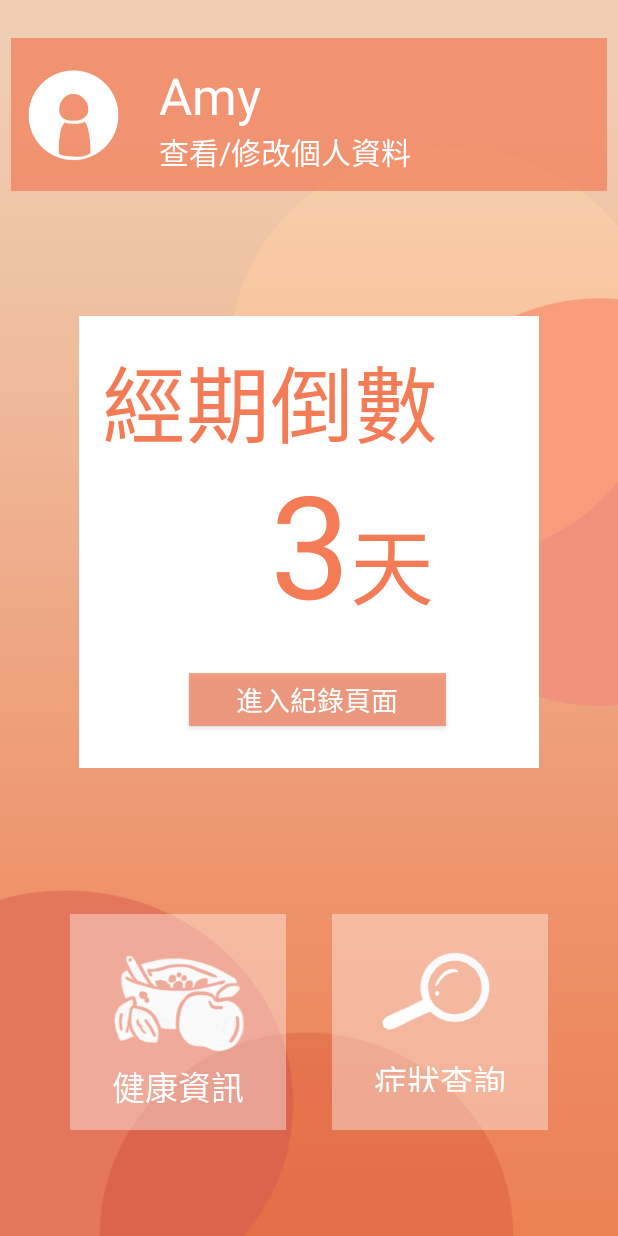
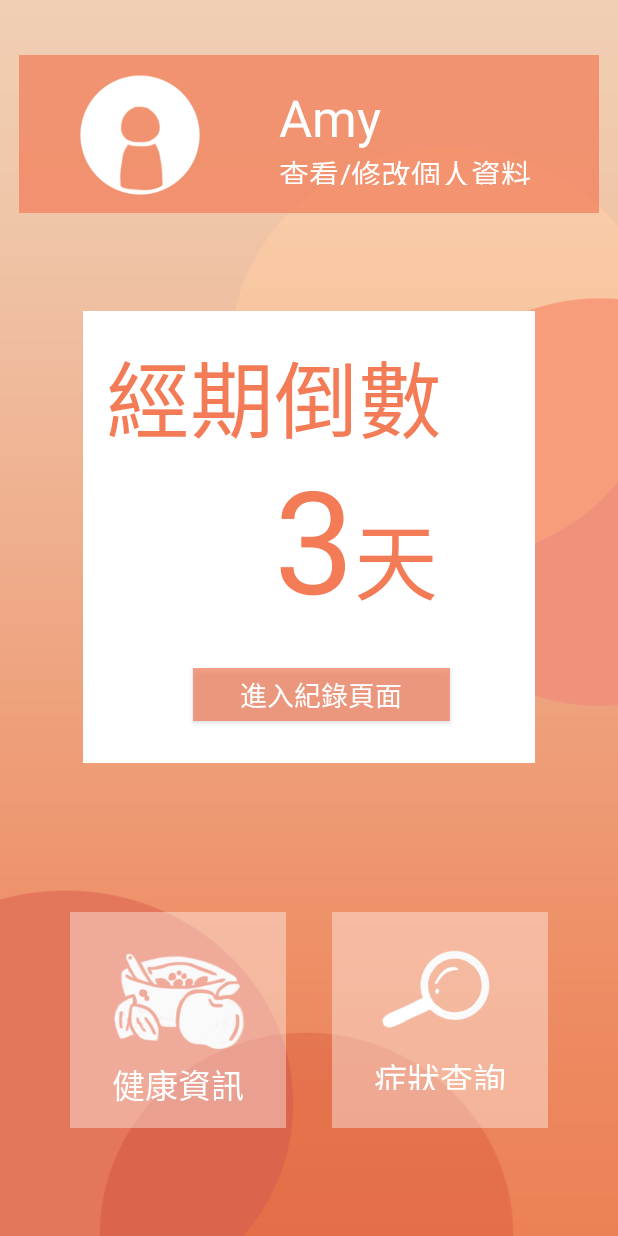
Before and after one commit to apple310565/Women-s-Health-APP, an Android app: the screen it shows after launch (home), on a phone screen of 412 x 824 dp. Run offline under Robolectric (Android 15) with nearby library versions, the phone set to English and light mode, and no system bars.

```diff
--- a/app/src/main/res/drawable/rr.xml
+++ b/app/src/main/res/drawable/rr.xml
@@ -2,7 +2,7 @@
 <selector xmlns:android="http://schemas.android.com/apk/res/android">
     <item android:bottom="1dp">
         <shape android:shape="rectangle"  >
-            <gradient android:startColor="#FF4D40" android:endColor="#FF4D40"  />
+            <gradient android:startColor="#1BFF3D00" android:endColor="#75FF3D00"  />
         </shape>
     </item>
 </selector>
--- a/app/src/main/res/layout/activity_home.xml
+++ b/app/src/main/res/layout/activity_home.xml
@@ -12,10 +12,17 @@
     <LinearLayout
         android:id="@+id/person"
         android:layout_width="0dp"
-        android:layout_height="102dp"
-        android:layout_marginBottom="20dp"
+        android:layout_height="105dp"
+
+        android:layout_marginStart="5dp"
+        android:layout_marginLeft="5dp"
+        android:layout_marginTop="10dp"
+        android:layout_marginEnd="5dp"
+        android:layout_marginRight="5dp"
         android:background="#B4F37C57"
+        android:gravity="center"
         android:orientation="horizontal"
+        android:padding="3dp"
         app:layout_constraintBottom_toTopOf="@+id/MM"
         app:layout_constraintEnd_toEndOf="parent"
         app:layout_constraintHorizontal_bias="0.466"
@@ -25,14 +32,16 @@
 
         <ImageView
             android:id="@+id/imageView"
-            android:layout_width="92dp"
+            android:layout_width="wrap_content"
             android:layout_height="match_parent"
+            android:layout_margin="5dp"
             android:layout_weight="1"
             app:srcCompat="@drawable/person_icon" />
 
         <LinearLayout
             android:layout_width="323dp"
             android:layout_height="match_parent"
+            android:layout_gravity="center"
             android:layout_weight="1"
             android:orientation="vertical"
             android:padding="15sp">
@@ -48,7 +57,7 @@
 
             <TextView
                 android:id="@+id/textView13"
-                android:layout_width="208dp"
+                android:layout_width="wrap_content"
                 android:layout_height="wrap_content"
                 android:text="查看/修改個人資料"
                 android:textAppearance="@style/TextAppearance.AppCompat.Display1"
@@ -59,7 +68,7 @@
 
     <LinearLayout
         android:id="@+id/MM"
-        android:layout_width="0dp"
+        android:layout_width="301dp"
         android:layout_height="301dp"
         android:layout_margin="45sp"
         android:layout_marginStart="15dp"
--- a/app/src/main/res/layout/activity_main3.xml
+++ b/app/src/main/res/layout/activity_main3.xml
@@ -17,7 +17,7 @@
         android:layout_marginEnd="10dp"
         android:layout_marginRight="10dp"
         android:layout_marginBottom="20dp"
-        android:background="#ABFF3D00"
+        android:background="#75FF3D00"
         android:gravity="center_horizontal"
         android:orientation="horizontal"
         android:padding="5dp"
```
